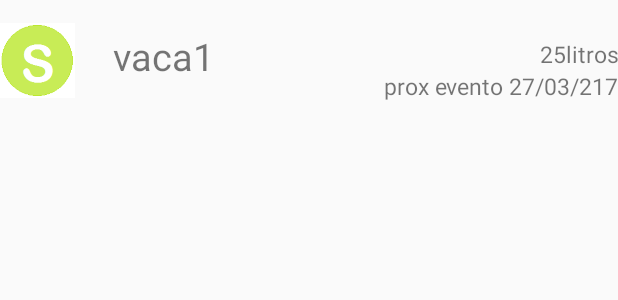
After one commit to juanesteban1403/ControlGanadero, an Android app: the layout list_vacas.xml on its own in the app's theme, with its tools: preview values and no code run, on a phone screen of 412 x 824 dp. The commit adds this screen. Shown: the top 300 px of the screen. Run offline under Robolectric (Android 15) with nearby library versions, the phone set to English and light mode, and no system bars.

Commit message:
Se crea Mi finca Activity y Listas fincas

```diff
--- a/app/src/main/res/layout/activity_mis_vacas.xml
+++ b/app/src/main/res/layout/activity_mis_vacas.xml
@@ -6,6 +6,11 @@
     android:orientation="vertical"
     android:layout_height="match_parent"
     tools:context="com.proyecto.afinal.controlganadero.MisVacasActivity">
+    <ListView
+        android:layout_width="match_parent"
+        android:layout_height="match_parent"
+        android:id="@+id/listavacas">
 
+    </ListView>
 
 </LinearLayout>
--- /dev/null
+++ b/app/src/main/res/layout/list_vacas.xml
@@ -0,0 +1,55 @@
+<?xml version="1.0" encoding="utf-8"?>
+<LinearLayout xmlns:android="http://schemas.android.com/apk/res/android"
+    android:orientation="horizontal" android:layout_width="match_parent"
+    android:layout_height="match_parent">
+    <LinearLayout
+        android:layout_width="50dp"
+        android:layout_height="75dp">
+        <ImageView
+            android:layout_width="50dp"
+            android:layout_height="50dp"
+            android:src="@drawable/secado"
+            android:id="@+id/imagen"
+            android:layout_marginTop="15dp"/>
+    </LinearLayout>
+
+    <LinearLayout
+        android:layout_width="match_parent"
+        android:layout_height="75dp"
+        android:orientation="horizontal"
+        android:layout_marginLeft="5dp">
+        <LinearLayout
+            android:layout_width="155dp"
+            android:layout_height="match_parent">
+            <TextView
+                android:layout_width="wrap_content"
+                android:layout_height="wrap_content"
+                android:layout_gravity="center"
+                android:text="vaca1"
+                android:textSize="25dp"
+                android:layout_marginLeft="20dp"/>
+        </LinearLayout>
+        <LinearLayout
+            android:layout_width="match_parent"
+            android:layout_height="match_parent"
+            android:orientation="vertical">
+            <TextView
+                android:layout_width="match_parent"
+                android:layout_height="wrap_content"
+                android:text="25litros"
+                android:textAlignment="textEnd"
+                android:layout_marginTop="25dp"
+                android:textSize="15dp"/>
+            <TextView
+                android:layout_width="match_parent"
+                android:layout_height="wrap_content"
+                android:text="prox evento 27/03/217"
+                android:textAlignment="textEnd"
+                android:textSize="15dp"/>
+
+        </LinearLayout>
+
+    </LinearLayout>
+
+
+</LinearLayout>
```
